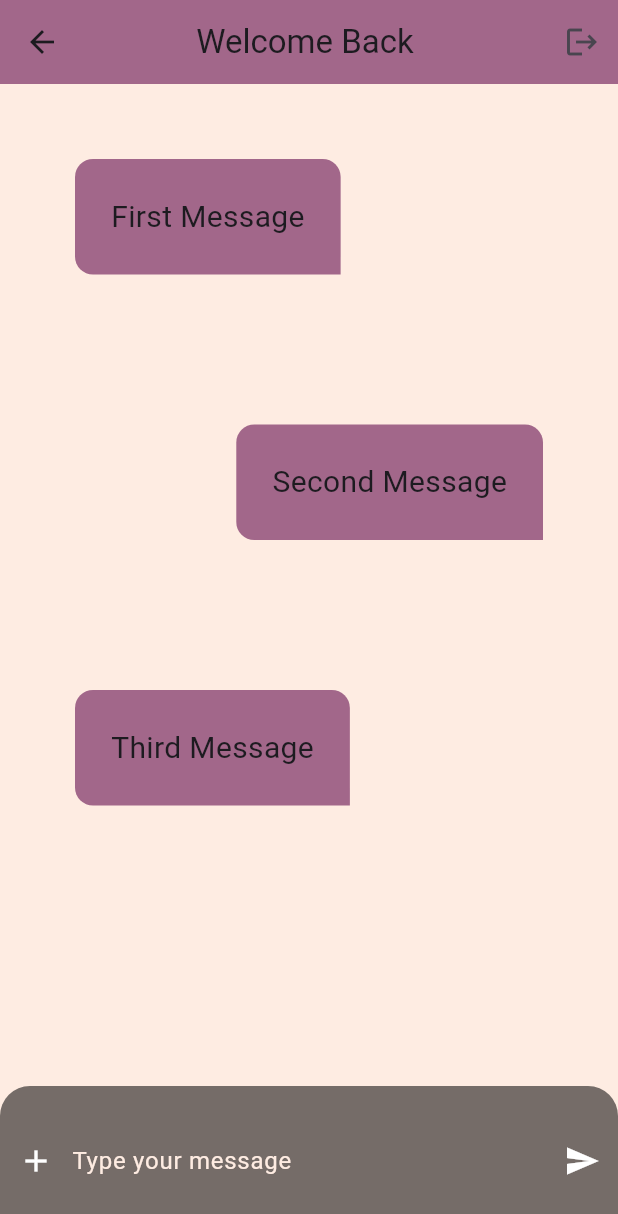
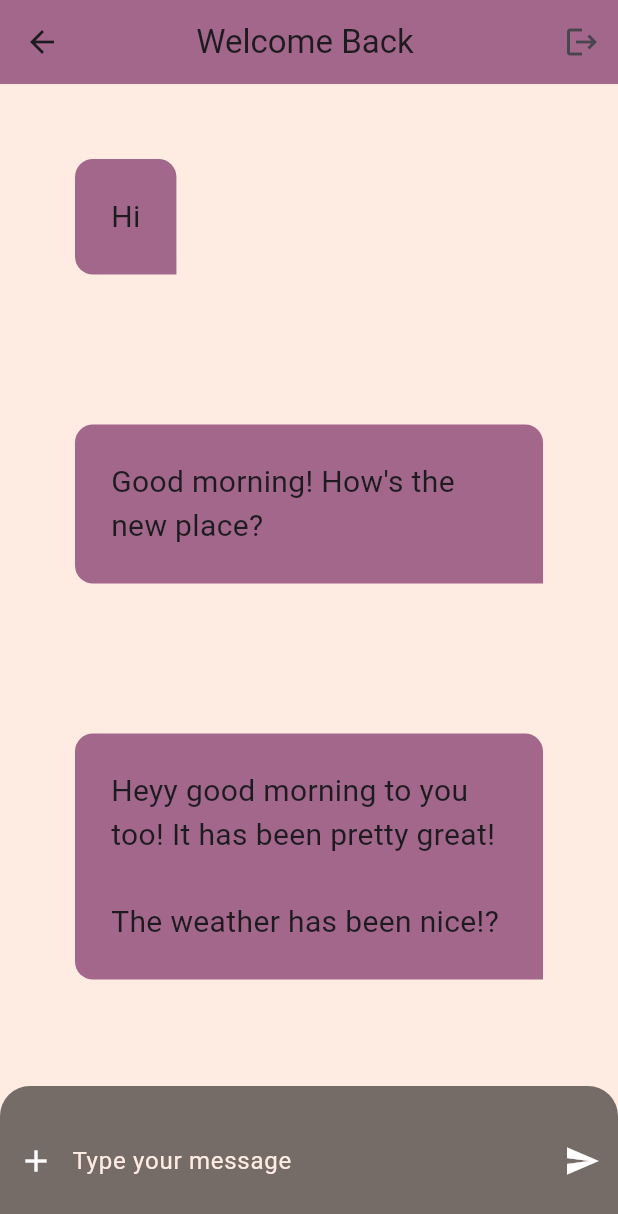
Before and after one commit to aelise17264/flutter_essentials, a Flutter app: the ChatPage screen opened directly with empty values, on a phone screen of 412 x 824 dp. Shown: the top 1214 px of the screen. Run offline on Flutter 3.47's test engine with Material 3 defaults, Android fonts, the phone set to English and light mode, and no system bars; our stand-ins replace flutter_social_button, google_fonts.

Commit message:
added mock message json to be called dynamically by chat page

```diff
--- a/flutter_application_1/lib/chatpage.dart
+++ b/flutter_application_1/lib/chatpage.dart
@@ -1,39 +1,47 @@
 // ignore_for_file: prefer_const_constructors, sort_child_properties_last, prefer_const_literals_to_create_immutables, use_super_parameters, prefer_final_fields
+
+import 'dart:convert';
 
 import 'package:flutter/cupertino.dart';
 import 'package:flutter/material.dart';
+import 'package:flutter/services.dart';
 import 'package:flutter/widgets.dart';
 import 'package:flutter_application_1/models/chatmessage.dart';
 import 'package:flutter_application_1/widgets/chatbubble.dart';
 import 'package:flutter_application_1/widgets/chatinput.dart';
 
-class ChatPage extends StatelessWidget {
+class ChatPage extends StatefulWidget {
   ChatPage({Key? key}) : super(key: key);
-  final imageAddress = Image.asset('resource/catnap.jpg');
 
-  List<ChatMessage> _messages = [
-    ChatMessage(
-      text: "First Message",
-      id: '1',
-      createdAt: 2131231242,
-      author: Author(userName: 'opal1'),
-    ),
-    ChatMessage(
-      text: "Second Message",
-      id: '1',
-      createdAt: 2131231242,
-      author: Author(userName: 'fred2'),
-    ),
-    ChatMessage(
-      text: "Third Message",
-      id: '1',
-      createdAt: 2131231242,
-      author: Author(userName: 'opal1'),
-    ),
-  ];
+  @override
+  State<ChatPage> createState() => _ChatPageState();
+}
+
+class _ChatPageState extends State<ChatPage> {
+  List<ChatMessage> _messages = [];
+  _loadInitialMessages() async {
+    final response =
+        await rootBundle.loadString('resources/mock_messages.json');
+
+    final List<dynamic> decodedList = jsonDecode(response) as List;
+
+    final List<ChatMessage> _chatMessages = decodedList.map((listItem) {
+      return ChatMessage.fromJson(listItem);
+    }).toList();
+
+    setState(() {
+      _messages = _chatMessages;
+    });
+  }
+
+  @override
+  void initState() {
+    // TODO: implement initState
+    _loadInitialMessages();
+    super.initState();
+  }
 
   // get onPressed => null;
-  // final String username;
   @override
   Widget build(BuildContext context) {
     final username = ModalRoute.of(context)!.settings.arguments as String;
@@ -60,7 +68,7 @@ class ChatPage extends StatelessWidget {
                   itemCount: _messages.length,
                   itemBuilder: (context, index) {
                     return ChatBubble(
-                        alignment: index % 2 == 0
+                        alignment: _messages[index].author.userName == 'opal1'
                             ? Alignment.centerLeft
                             : Alignment.centerRight,
                         message: _messages[index]);
--- a/flutter_application_1/lib/models/chatmessage.dart
+++ b/flutter_application_1/lib/models/chatmessage.dart
@@ -13,9 +13,21 @@ class ChatMessage {
       required this.createdAt,
       this.imageUrl,
       required this.author});
+
+  factory ChatMessage.fromJson(Map<String, dynamic> json) {
+    return ChatMessage(
+        text: json['text'],
+        id: json['id'],
+        createdAt: json['createdAt'],
+        author: Author.fromJson(json['author']));
+  }
 }
 
 class Author {
   String userName;
   Author({required this.userName});
+
+  factory Author.fromJson(Map<String, dynamic> json) {
+    return Author(userName: json['username']);
+  }
 }
--- a/flutter_application_1/pubspec.yaml
+++ b/flutter_application_1/pubspec.yaml
@@ -65,7 +65,8 @@ flutter:
 
   # To add assets to your application, add an assets section, like this:
   assets:
-    - resources/
+    - resources/banner_image.png
+    - resources/mock_messages.json
 
   # An image asset can refer to one or more resolution-specific "variants", see
   # https://flutter.dev/assets-and-images/#resolution-aware
```
Also changed, not shown: flutter_application_1/resources/mock_messages.json (added, +52 -0 lines).
